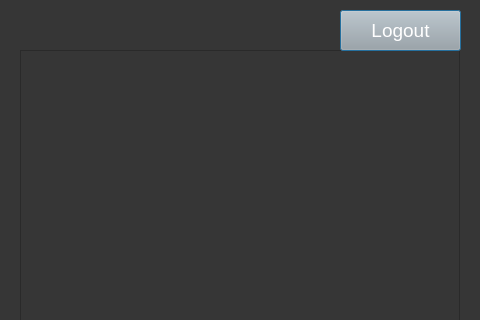
3wes22/Online-Course-Scheduler, file Front End/courses.ui: the form before one commit; both pictures show x 0 to 480 and y 0 to 320 of the 1000 by 914 pixel window.
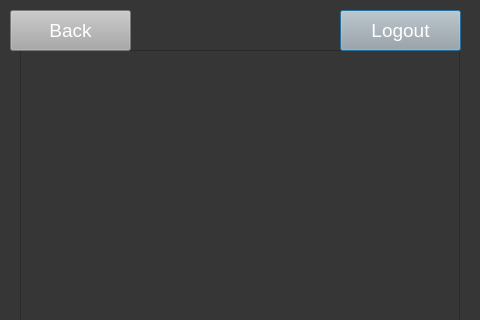
The form after the commit.

The edit to the form file:
```diff
--- a/Front End/courses.ui
+++ b/Front End/courses.ui
@@ -56,6 +56,22 @@
     <string>Logout</string>
    </property>
   </widget>
+  <widget class="QPushButton" name="backButton">
+   <property name="geometry">
+    <rect>
+     <x>10</x>
+     <y>10</y>
+     <width>121</width>
+     <height>41</height>
+    </rect>
+   </property>
+   <property name="styleSheet">
+    <string notr="true">background-color: rgb(167, 168, 167); font-size:14pt; color:rgb(255, 255, 255)</string>
+   </property>
+   <property name="text">
+    <string>Back</string>
+   </property>
+  </widget>
  </widget>
  <resources/>
  <connections/>
```
